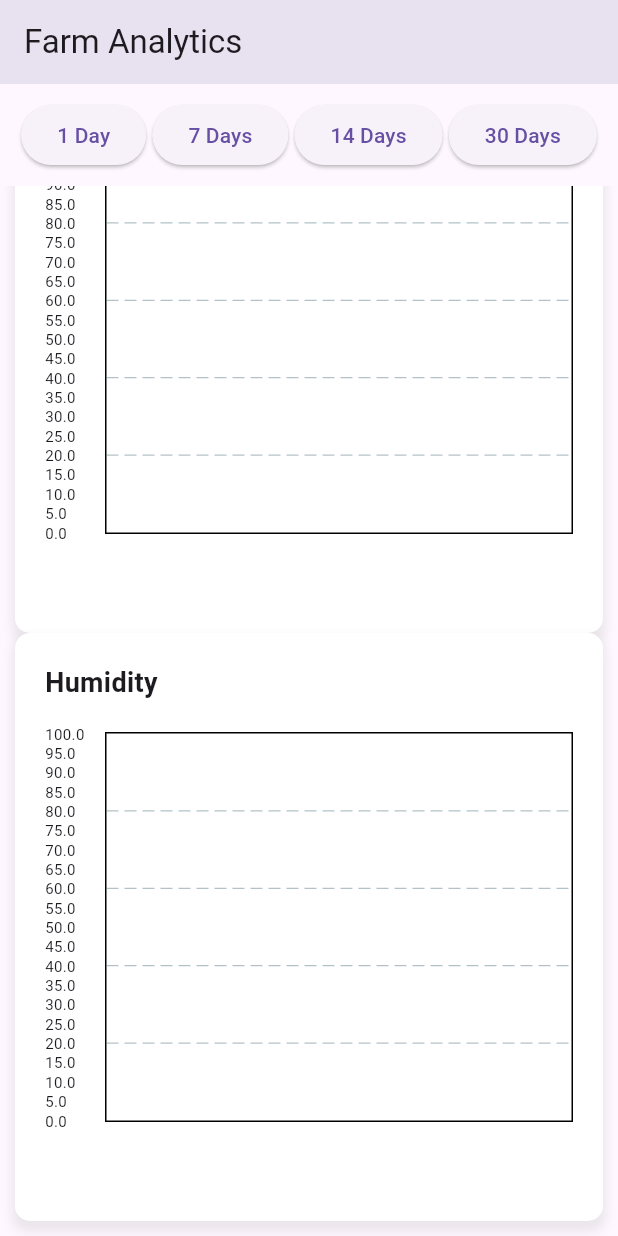
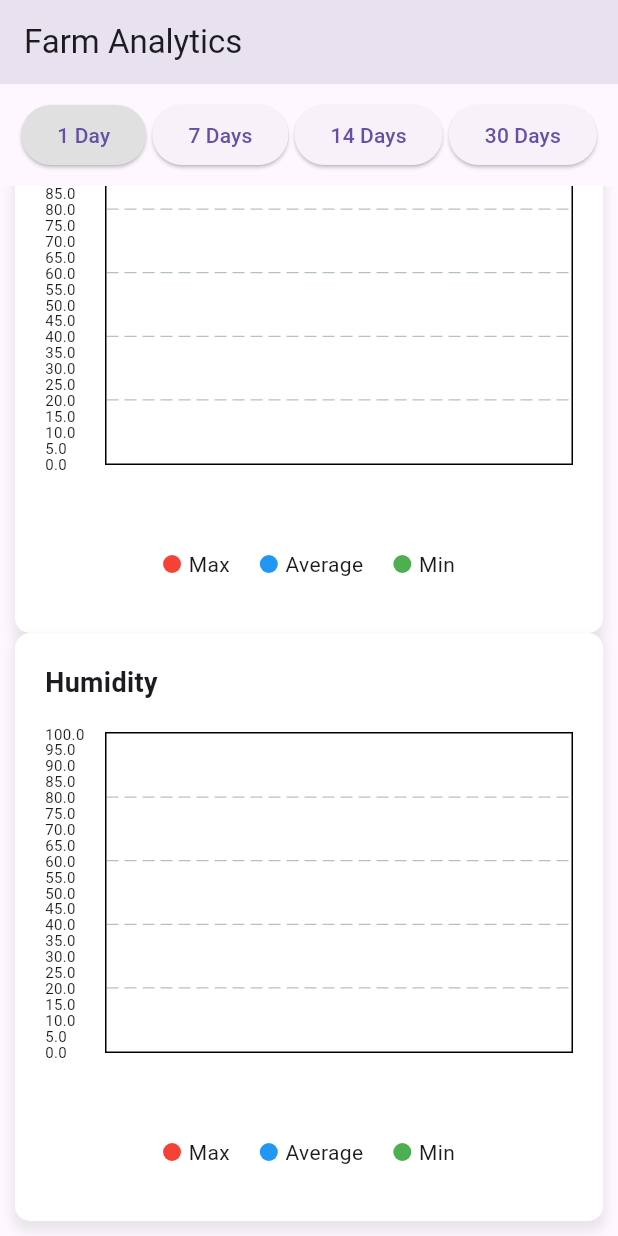
Before and after one commit to AnshumanMahato/Precision-Farming-App, a Flutter app: the Graphs screen opened directly, scrolled down 496 dp, on a phone screen of 412 x 824 dp. Run offline on Flutter 3.47's test engine with Material 3 defaults, Android fonts, the light colour scheme and no system bars; drawn by our look-alikes of fl_chart; our stand-ins replace socket_io_client; network calls fail.

Commit message:
graph fixes

```diff
--- a/lib/components/analysis_card.dart
+++ b/lib/components/analysis_card.dart
@@ -51,8 +51,7 @@ class AnalysisCard extends StatelessWidget {
             style: const TextStyle(fontSize: 18, fontWeight: FontWeight.bold),
           ),
           const SizedBox(height: 20),
-          SizedBox(
-            height: 300, // Height for the graph
+          Expanded(
             child: LineChart(
               LineChartData(
                 gridData: const FlGridData(show: true),
@@ -112,6 +111,7 @@ class AnalysisCard extends StatelessWidget {
                     color: Colors.red,
                     dotData: FlDotData(show: false),
                     belowBarData: BarAreaData(show: false),
+                    preventCurveOverShooting: true,
                   ),
                   LineChartBarData(
                     spots: farmData
@@ -167,8 +167,46 @@ class AnalysisCard extends StatelessWidget {
               ),
             ),
           ),
+          Padding(
+            padding: const EdgeInsets.symmetric(vertical: 16.0),
+            child: Row(
+              mainAxisAlignment: MainAxisAlignment.center,
+              children: [
+                LegendItem(color: Colors.red, text: 'Max'),
+                SizedBox(width: 20),
+                LegendItem(color: Colors.blue, text: 'Average'),
+                SizedBox(width: 20),
+                LegendItem(color: Colors.green, text: 'Min'),
+              ],
+            ),
+          ),
         ],
       ),
     );
   }
 }
+
+class LegendItem extends StatelessWidget {
+  final Color color;
+  final String text;
+
+  LegendItem({required this.color, required this.text});
+
+  @override
+  Widget build(BuildContext context) {
+    return Row(
+      children: [
+        Container(
+          width: 12,
+          height: 12,
+          decoration: BoxDecoration(
+            color: color,
+            shape: BoxShape.circle,
+          ),
+        ),
+        SizedBox(width: 5),
+        Text(text, style: TextStyle(fontSize: 14)),
+      ],
+    );
+  }
+}
--- a/lib/components/graph_card.dart
+++ b/lib/components/graph_card.dart
@@ -106,6 +106,7 @@ class GraphCard extends StatelessWidget {
                     color: color,
                     dotData: FlDotData(show: false),
                     belowBarData: BarAreaData(show: false),
+                    preventCurveOverShooting: true,
                   ),
                 ],
                 minY: double.parse(
--- a/lib/pages/graphs.dart
+++ b/lib/pages/graphs.dart
@@ -48,7 +48,7 @@ class _GraphsState extends State<Graphs> {
   @override
   void initState() {
     super.initState();
-    fetchData("1day"); // Default load for "1 day"
+    fetchData("1d"); // Default load for "1 day"
   }
 
   @override
@@ -67,18 +67,34 @@ class _GraphsState extends State<Graphs> {
               children: [
                 ElevatedButton(
                   onPressed: () => fetchData("1d"),
+                  style: timeRange == "1d"
+                      ? ElevatedButton.styleFrom(
+                          backgroundColor: Colors.grey[300])
+                      : null,
                   child: const Text("1 Day"),
                 ),
                 ElevatedButton(
                   onPressed: () => fetchData("7d"),
+                  style: timeRange == "7d"
+                      ? ElevatedButton.styleFrom(
+                          backgroundColor: Colors.grey[300])
+                      : null,
                   child: const Text("7 Days"),
                 ),
                 ElevatedButton(
                   onPressed: () => fetchData("14d"),
+                  style: timeRange == "14d"
+                      ? ElevatedButton.styleFrom(
+                          backgroundColor: Colors.grey[300])
+                      : null,
                   child: const Text("14 Days"),
                 ),
                 ElevatedButton(
                   onPressed: () => fetchData("30d"),
+                  style: timeRange == "30"
+                      ? ElevatedButton.styleFrom(
+                          backgroundColor: Colors.grey[300])
+                      : null,
                   child: const Text("30 Days"),
                 ),
               ],
```
